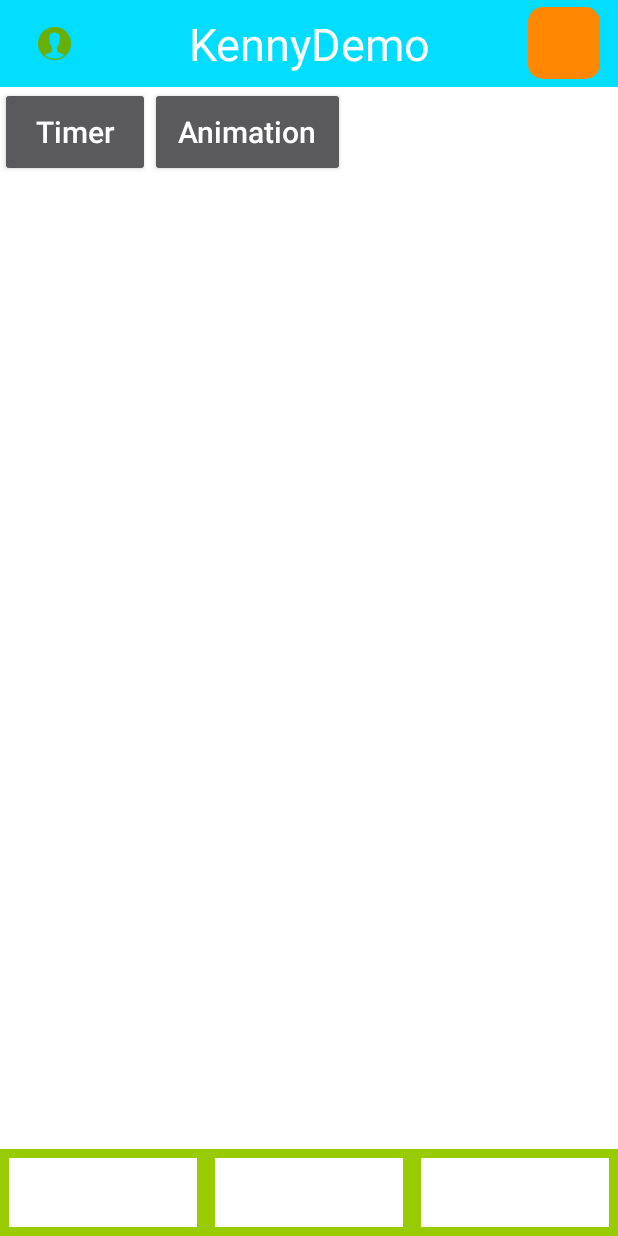
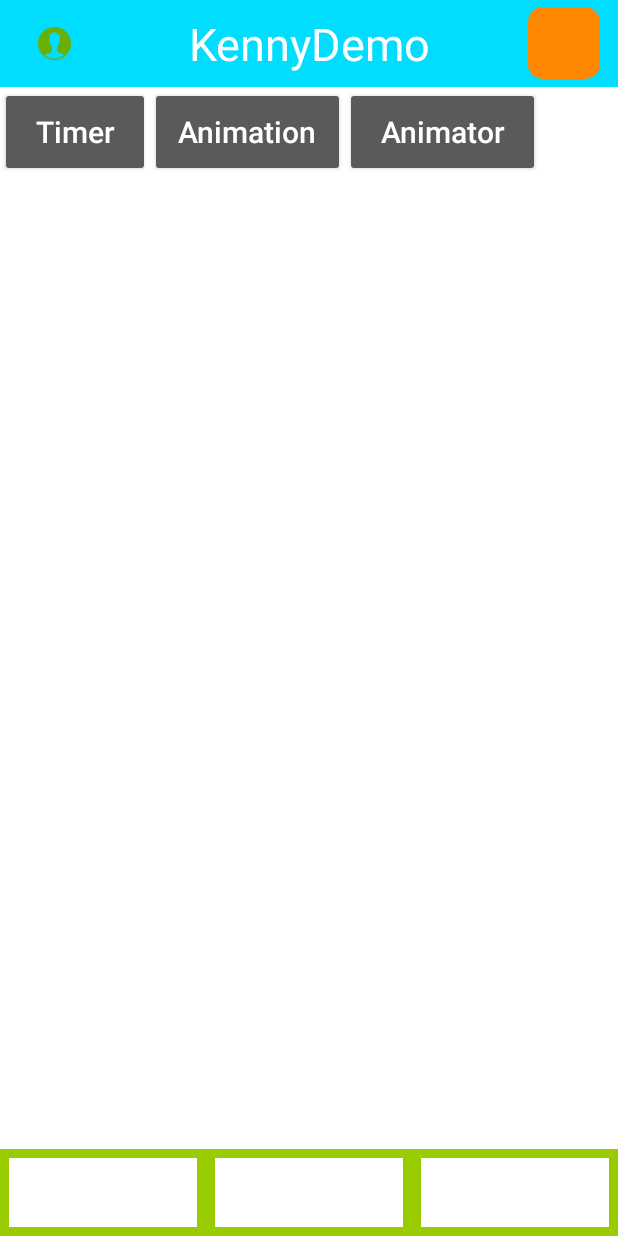
Before and after one commit to knguyen74/KennyDemo, an Android app: the screen it shows after launch (MainActivity), on a phone screen of 412 x 824 dp. Run offline under Robolectric (Android 15) with nearby library versions, the phone set to English and light mode, and no system bars; our stand-ins replace ButterKnife.

Commit message:
animator + gestures

```diff
--- a/app/src/main/AndroidManifest.xml
+++ b/app/src/main/AndroidManifest.xml
@@ -34,6 +34,7 @@
             android:launchMode="singleInstance" />
         <activity android:name=".TimerActivity" />
         <activity android:name=".AnimationActivity"></activity>
+        <activity android:name=".AnimatorActivity"/>
     </application>
 
 </manifest>
--- a/app/src/main/java/com/example/kenny/kennydemo/BaseActivity.java
+++ b/app/src/main/java/com/example/kenny/kennydemo/BaseActivity.java
@@ -24,4 +24,8 @@ public class BaseActivity extends AppCompatActivity {
     public void toastShort(String content) {
         Toast.makeText(this,content,Toast.LENGTH_SHORT).show();
     }
+
+    public void UtilLog() {
+
+    }
 }
--- a/app/src/main/java/com/example/kenny/kennydemo/util/UtilLog.java
+++ b/app/src/main/java/com/example/kenny/kennydemo/util/UtilLog.java
@@ -8,9 +8,11 @@ import android.util.Log;
 
 public class UtilLog {
     private static boolean Debug= false;
-    public static void setDebug (boolean b){
+    public static void setDebug (boolean b)
+    {
         Debug = b;
     }
+
     public static void logD(String key, String value){
         if(Debug){
             Log.d(key,value);
--- a/app/src/main/res/layout/activity_main.xml
+++ b/app/src/main/res/layout/activity_main.xml
@@ -84,6 +84,7 @@
         android:layout_height="match_parent"
         android:background="@color/white"></ListView>
     <FrameLayout
+        android:id="@+id/f1"
         android:layout_width="match_parent"
         android:layout_height="match_parent"
         android:layout_below="@+id/titlebar"
@@ -111,6 +112,15 @@
                 android:textSize="20sp"
                 />
 
+            <Button
+                android:id="@+id/animator_bt"
+                android:layout_width="130dp"
+                android:layout_height="60dp"
+                android:text="Animator"
+                android:textAllCaps="false"
+                android:textSize="20sp"
+                />
+
         </LinearLayout>
 
     </FrameLayout>
```
Also changed, not shown: app/src/main/java/com/example/kenny/kennydemo/DialogActivity.java (+8 -8 lines), app/src/main/java/com/example/kenny/kennydemo/MainActivity.java (+67 -1 lines).
